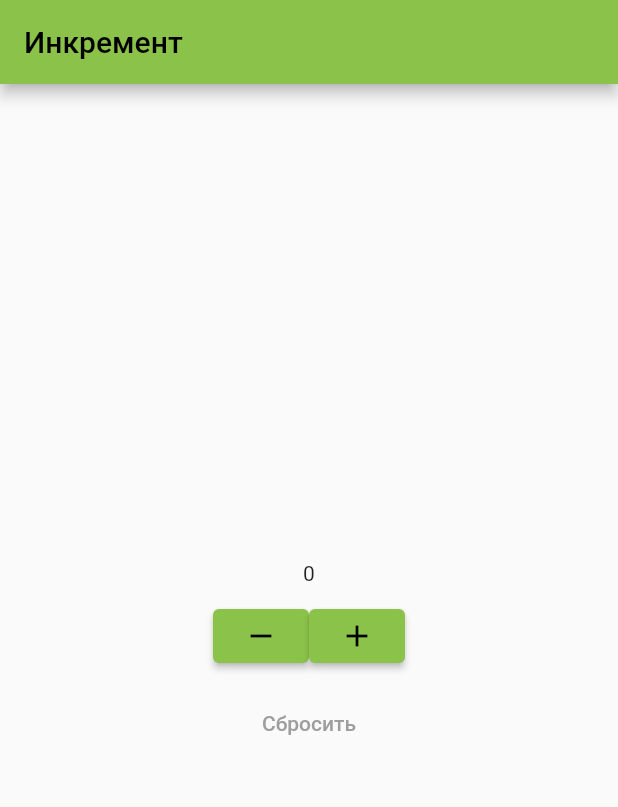
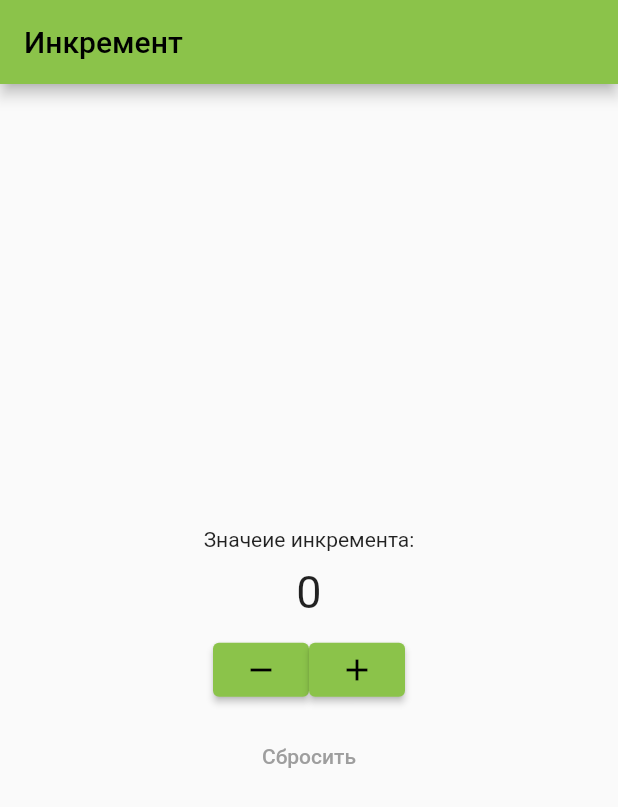
Before and after one commit to YaRus02/IT2001_Lobanov, a Flutter app: the screen it shows after launch, on a phone screen of 412 x 824 dp. Shown: the top 807 px of the screen. Run offline on Flutter 3.47's test engine with Material 2 defaults, Android fonts, the phone set to English and light mode, and no system bars.

Commit message:
доделана финальная версия 2

```diff
--- a/lab3/lib/main.dart
+++ b/lab3/lib/main.dart
@@ -56,7 +56,9 @@ class _MyHomePageState extends State<MyHomePage> {
         child: Column (
           mainAxisAlignment: MainAxisAlignment.center,
           children: [
-            Text("$_counter"),
+            Text("Значеие инкремента:"),
+            SizedBox(height: 10),
+            Text("$_counter", style: TextStyle(fontSize: 30),),
             SizedBox(height: 10),
             Row(
               mainAxisAlignment: MainAxisAlignment.center,
```
